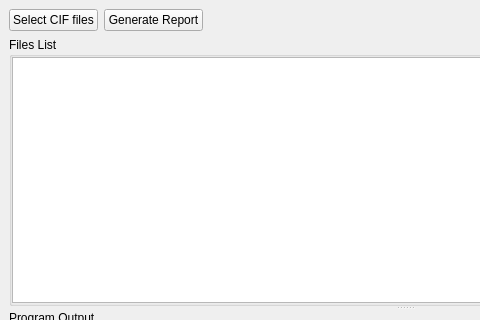
dkratzert/multitable, file gui/mainwindow.ui: the form before one commit; both pictures show x 0 to 480 and y 0 to 320 of the 809 by 588 pixel window.
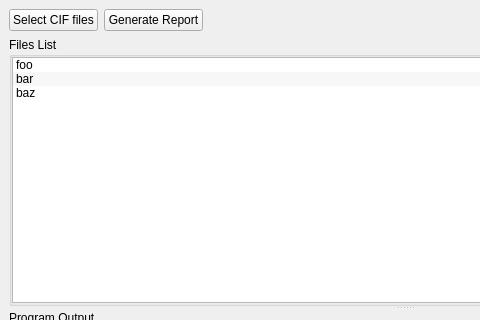
The form after the commit.

What changed in the file:
```diff
--- a/gui/mainwindow.ui
+++ b/gui/mainwindow.ui
@@ -82,18 +82,6 @@
         </property>
         <item>
          <widget class="QListWidget" name="CifFileListListWidget">
-          <property name="sizePolicy">
-           <sizepolicy hsizetype="Expanding" vsizetype="Expanding">
-            <horstretch>0</horstretch>
-            <verstretch>4</verstretch>
-           </sizepolicy>
-          </property>
-          <property name="locale">
-           <locale language="English" country="UnitedStates"/>
-          </property>
-          <property name="dragEnabled">
-           <bool>false</bool>
-          </property>
           <property name="dragDropMode">
            <enum>QAbstractItemView::DragDrop</enum>
           </property>
@@ -103,6 +91,21 @@
           <property name="alternatingRowColors">
            <bool>true</bool>
           </property>
+          <item>
+           <property name="text">
+            <string>foo</string>
+           </property>
+          </item>
+          <item>
+           <property name="text">
+            <string>bar</string>
+           </property>
+          </item>
+          <item>
+           <property name="text">
+            <string>baz</string>
+           </property>
+          </item>
          </widget>
         </item>
        </layout>
```
Left out of the diff: 2 changed lines with no effect on the pictures.
